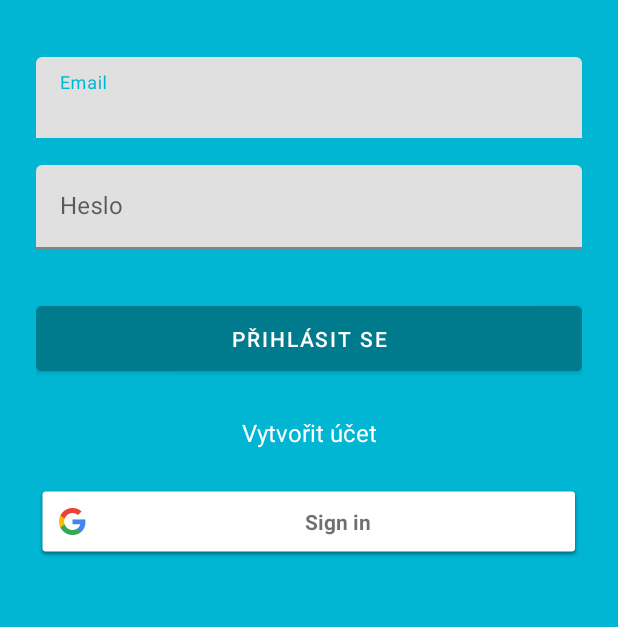
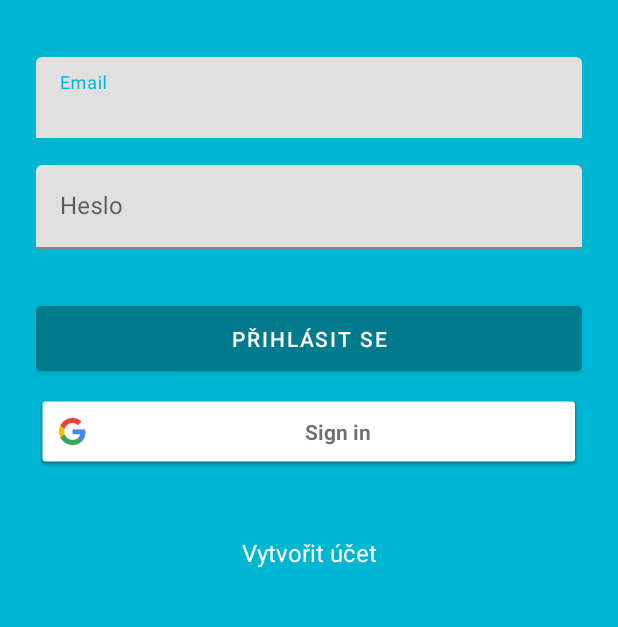
Before and after one commit to DavidHerel/Tlappka, an Android app: the SignInActivity screen opened directly, with no data from a screen before it, on a phone screen of 412 x 824 dp, the part 192-819 px from its top. Run offline under Robolectric (Android 15) with nearby library versions, the phone set to English and light mode, and no system bars.

Commit message:
Changed order of buttons in activity_sign_in.xml

```diff
--- a/src/app/src/main/res/layout/activity_sign_in.xml
+++ b/src/app/src/main/res/layout/activity_sign_in.xml
@@ -52,24 +52,27 @@
             android:layout_width="fill_parent"
             android:layout_height="wrap_content"
             android:layout_marginTop="24dp"
-            android:layout_marginBottom="24dp"
+            android:layout_marginBottom="10dp"
             android:backgroundTint="@color/colorPrimaryDark"
             android:padding="12dp"
             android:text="@string/activity_signin_button"/>
 
+        <com.google.android.gms.common.SignInButton
+            android:id="@+id/sign_in_google_button"
+            android:layout_width="fill_parent"
+            android:layout_height="wrap_content"
+            android:layout_marginBottom="45dp"/>
+
         <TextView android:id="@+id/link_signup"
             android:layout_width="fill_parent"
             android:layout_height="wrap_content"
-            android:layout_marginBottom="24dp"
+            android:layout_marginBottom="10dp"
             android:text="@string/activity_signin_noacc"
             android:textColor="@color/colorTextPrimary"
             android:gravity="center"
             android:textSize="16dip"/>
 
-        <com.google.android.gms.common.SignInButton
-            android:id="@+id/sign_in_google_button"
-            android:layout_width="fill_parent"
-            android:layout_height="wrap_content" />
+
 
     </LinearLayout>
 </ScrollView>
```
